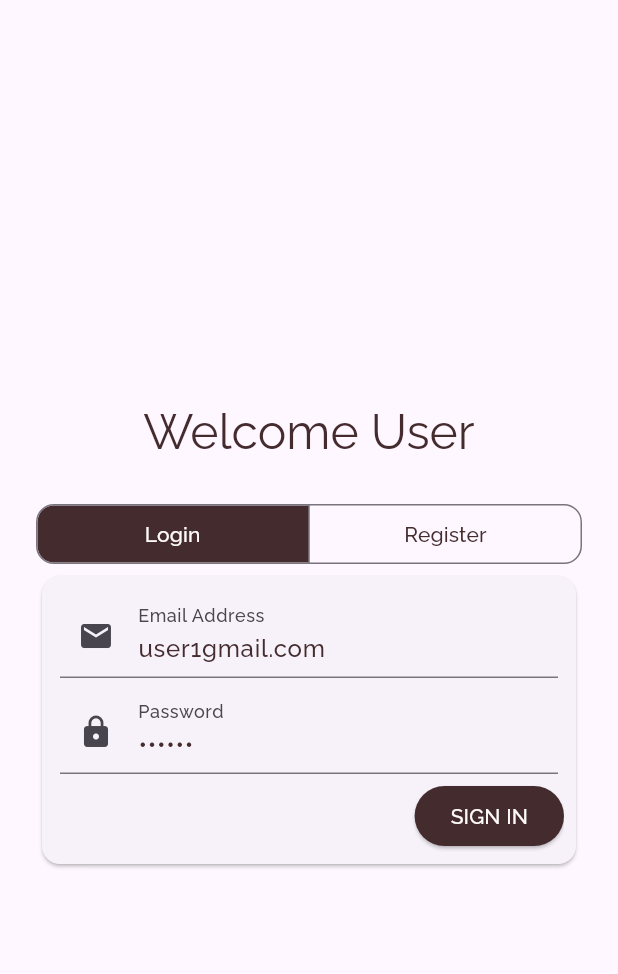
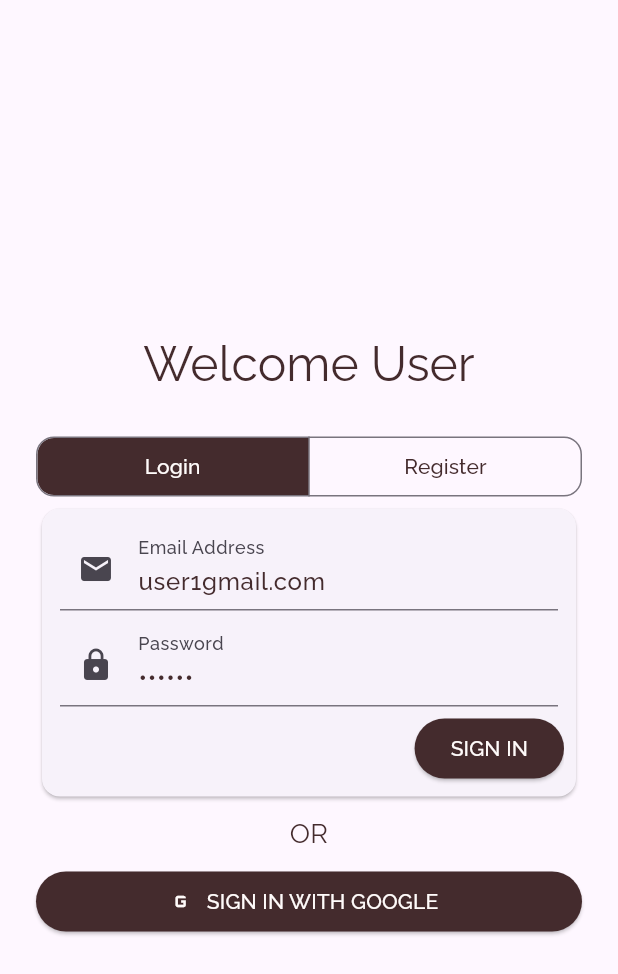
Before and after one commit to rijwan-uddin/AstrohubUser, a Flutter app: the screen it shows after launch, on a phone screen of 412 x 824 dp. Shown: the top 974 px of the screen. Run offline on Flutter 3.47's test engine with Material 3 defaults, Android fonts, the phone set to English and light mode, and no system bars; our stand-ins replace cloud_firestore, firebase_core, freezed_annotation, google_fonts; accounts and stored records are empty.

Commit message:
appuser created

```diff
--- a/lib/pages/login_page.dart
+++ b/lib/pages/login_page.dart
@@ -17,8 +17,6 @@ class LoginPage extends StatefulWidget {
 class _LoginPageState extends State<LoginPage> {
   String _errMsg = '';
   AuthChoice _authChoice = AuthChoice.login;
-
-
 
   @override
   Widget build(BuildContext context) {
@@ -67,7 +65,7 @@ class _LoginPageState extends State<LoginPage> {
                 ),
               ],
               selected: {_authChoice},
-              onSelectionChanged: (choice){
+              onSelectionChanged: (choice) {
                 setState(() {
                   _authChoice = choice.first;
                 });
@@ -78,31 +76,59 @@ class _LoginPageState extends State<LoginPage> {
                 padding: EdgeInsets.all(8.0),
                 child: AnimatedCrossFade(
                   duration: Duration(microseconds: 500),
-                  crossFadeState: _authChoice == AuthChoice.login ?
-                  CrossFadeState.showFirst : CrossFadeState.showSecond,
-
+                  crossFadeState: _authChoice == AuthChoice.login
+                      ? CrossFadeState.showFirst
+                      : CrossFadeState.showSecond,
                   firstChild: LoginSection(
-                    onSuccess: (){},
-                    onFailure: (value){
+                    onSuccess: () {},
+                    onFailure: (value) {
                       setState(() {
                         _errMsg = value;
                       });
                     },
                   ),
                   secondChild: RegistrationSection(
-                    onSuccess: (){},
-                    onFailure:(value ){
+                    onSuccess: () {},
+                    onFailure: (value) {
                       setState(() {
-                        _errMsg = value ;
+                        _errMsg = value;
                       });
-                    } ,
+                    },
                   ),
                 ),
               ),
-            )
+            ),
+            if (_errMsg.isNotEmpty)
+              Padding(
+                padding: const EdgeInsets.all(8.0),
+                child: Text(
+                  _errMsg,
+                  style: TextStyle(fontSize: 18, color: Colors.red),
+                ),
+              ),
+            const Padding(
+              padding: EdgeInsets.all(8.0),
+              child: Text(
+                'OR',
+                textAlign: TextAlign.center,
+                style: TextStyle(fontSize: 18),
+              ),
+            ),
+            ElevatedButton.icon(
+              style: ElevatedButton.styleFrom(
+                backgroundColor: kShrineBrown900,
+                foregroundColor: kShrineSurfaceWhite,
+              ),
+              onPressed: _signInWithGoogle,
+              icon: Icon(Icons.g_mobiledata),
+              label: Text('SIGN IN WITH GOOGLE'),
+            ),
           ],
         ),
       ),
     );
   }
+
+  void _signInWithGoogle() {
+  }
 }
```
Also changed, not shown: lib/model_converters/timestamp_converter.dart (added, +12 -0 lines), lib/models/app_user.dart (added, +22 -0 lines), lib/models/user_address.dart (added, +16 -0 lines), lib/models/app_user.freezed.dart (added), lib/models/app_user.g.dart (added), lib/models/user_address.freezed.dart (added), lib/models/user_address.g.dart (added).
